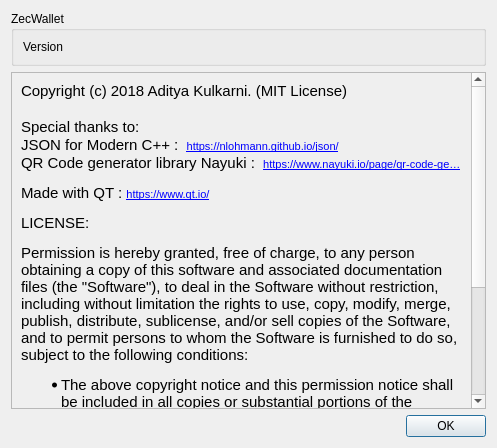
Qt form src/about.ui (ZcashFoundation/zecwallet) before a commit.
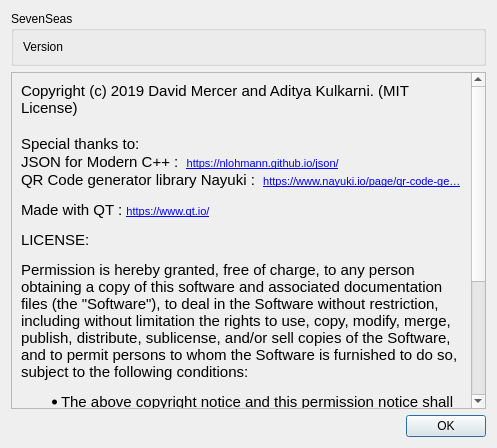
The same form after that commit.

Patch:
```diff
--- a/src/about.ui
+++ b/src/about.ui
@@ -17,7 +17,7 @@
    <item>
     <widget class="QGroupBox" name="groupBox">
      <property name="title">
-      <string notr="true">ZecWallet</string>
+      <string notr="true">SevenSeas</string>
      </property>
      <layout class="QVBoxLayout" name="verticalLayout_2">
       <item>
@@ -52,7 +52,7 @@
 &lt;html&gt;&lt;head&gt;&lt;meta name=&quot;qrichtext&quot; content=&quot;1&quot; /&gt;&lt;style type=&quot;text/css&quot;&gt;
 p, li { white-space: pre-wrap; }
 &lt;/style&gt;&lt;/head&gt;&lt;body style=&quot; font-family:'MS Shell Dlg 2'; font-size:8.1pt; font-weight:400; font-style:normal;&quot;&gt;
-&lt;p style=&quot; margin-top:0px; margin-bottom:0px; margin-left:0px; margin-right:0px; -qt-block-indent:0; text-indent:0px;&quot;&gt;&lt;span style=&quot; font-family:'Ubuntu'; font-size:11pt;&quot;&gt;Copyright (c) 2018 Aditya Kulkarni. (MIT License)&lt;/span&gt;&lt;/p&gt;
+&lt;p style=&quot; margin-top:0px; margin-bottom:0px; margin-left:0px; margin-right:0px; -qt-block-indent:0; text-indent:0px;&quot;&gt;&lt;span style=&quot; font-family:'Ubuntu'; font-size:11pt;&quot;&gt;Copyright (c) 2019 David Mercer and Aditya Kulkarni. (MIT License)&lt;/span&gt;&lt;/p&gt;
 &lt;p style=&quot;-qt-paragraph-type:empty; margin-top:0px; margin-bottom:0px; margin-left:0px; margin-right:0px; -qt-block-indent:0; text-indent:0px; font-family:'Ubuntu'; font-size:11pt;&quot;&gt;&lt;br /&gt;&lt;/p&gt;
 &lt;p style=&quot; margin-top:0px; margin-bottom:0px; margin-left:0px; margin-right:0px; -qt-block-indent:0; text-indent:0px;&quot;&gt;&lt;span style=&quot; font-family:'Ubuntu'; font-size:11pt;&quot;&gt;Special thanks to:&lt;/span&gt;&lt;/p&gt;
 &lt;p style=&quot; margin-top:0px; margin-bottom:0px; margin-left:0px; margin-right:0px; -qt-block-indent:0; text-indent:0px;&quot;&gt;&lt;span style=&quot; font-family:'Ubuntu'; font-size:11pt;&quot;&gt;JSON for Modern C++ :  &lt;/span&gt;&lt;a href=&quot;https://nlohmann.github.io/json/&quot;&gt;&lt;span style=&quot; font-size:8pt; text-decoration: underline; color:#0000ff;&quot;&gt;https://nlohmann.github.io/json/&lt;/span&gt;&lt;/a&gt;&lt;/p&gt;
```
